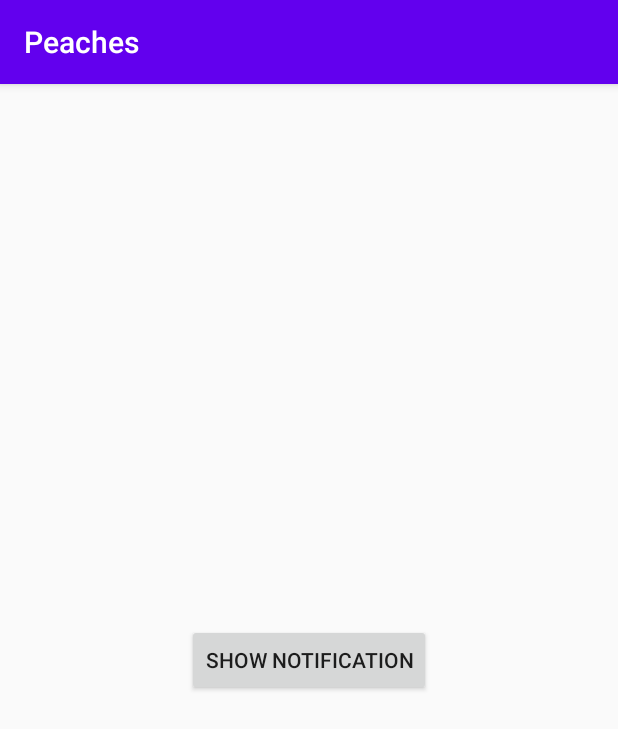
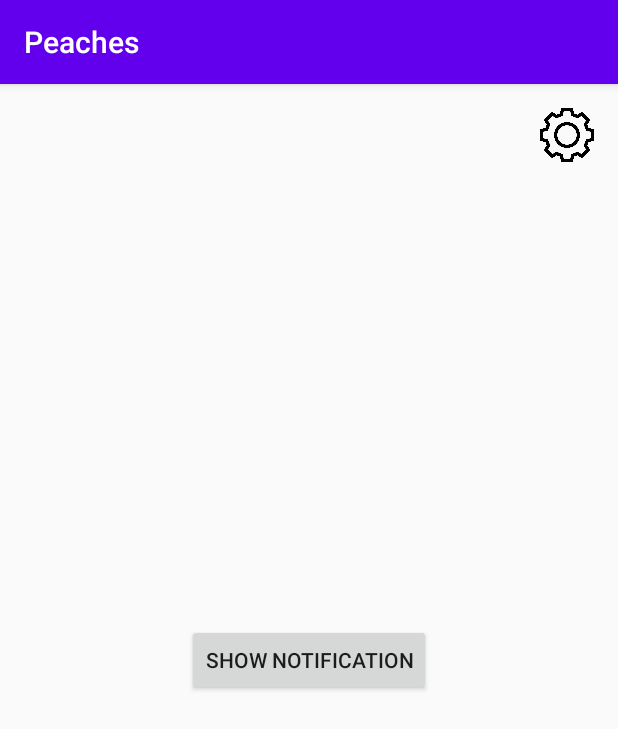
Before and after one commit to georgewang968/Peaches, an Android app: the screen it shows after launch (MainActivity), on a phone screen of 412 x 824 dp. Shown: the top 729 px of the screen. Run offline under Robolectric (Android 15) with nearby library versions, the phone set to English and light mode, and no system bars.

Commit message:
created new settings button in the top right corner that takes the user to a (currently empty) settings activity

```diff
--- a/app/src/main/AndroidManifest.xml
+++ b/app/src/main/AndroidManifest.xml
@@ -9,6 +9,7 @@
         android:roundIcon="@mipmap/ic_launcher_round"
         android:supportsRtl="true"
         android:theme="@style/AppTheme">
+        <activity android:name=".Settings"></activity>
         <activity android:name=".MainActivity">
             <intent-filter>
                 <action android:name="android.intent.action.MAIN" />
--- a/app/src/main/java/com/example/peaches/MainActivity.java
+++ b/app/src/main/java/com/example/peaches/MainActivity.java
@@ -6,13 +6,17 @@ import androidx.core.app.NotificationManagerCompat;
 
 import android.app.NotificationChannel;
 import android.app.NotificationManager;
+import android.content.Intent;
 import android.os.Build;
 import android.os.Bundle;
 import android.view.View;
+import android.widget.ImageButton;
 
 import static androidx.core.app.NotificationCompat.PRIORITY_HIGH;
 
 public class MainActivity extends AppCompatActivity {
+
+    private ImageButton image_button_settings;
 
     public static final String CHANNEL_ID = "peaches_1";
     public static final String CHANNEL_NAME = "Peaches";
@@ -25,6 +29,13 @@ public class MainActivity extends AppCompatActivity {
         super.onCreate(savedInstanceState);
         setContentView(R.layout.activity_main);
 
+        image_button_settings = (ImageButton) findViewById(R.id.image_button_settings);
+        image_button_settings.setOnClickListener(new View.OnClickListener() {
+            @Override
+            public void onClick(View v) {
+                openSettings();
+            }
+        });
 
         if(Build.VERSION.SDK_INT >= Build.VERSION_CODES.O){
 
@@ -58,4 +69,9 @@ public class MainActivity extends AppCompatActivity {
         mNotificationMgr.notify(1, mBuilder.build());
 
     }
+
+    public void openSettings() {
+        Intent intent = new Intent(this, Settings.class);
+        startActivity(intent);
+    }
 }
--- a/app/src/main/res/layout/activity_main.xml
+++ b/app/src/main/res/layout/activity_main.xml
@@ -17,5 +17,16 @@
         app:layout_constraintStart_toStartOf="parent"
         app:layout_constraintTop_toTopOf="parent" />
 
+    <ImageButton
+        android:id="@+id/image_button_settings"
+        android:layout_width="36dp"
+        android:layout_height="36dp"
+        android:layout_marginTop="16dp"
+        android:layout_marginEnd="16dp"
+        android:layout_marginRight="16dp"
+        android:background="@drawable/ic_gear"
+        app:layout_constraintEnd_toEndOf="parent"
+        app:layout_constraintTop_toTopOf="parent" />
+
 
 </androidx.constraintlayout.widget.ConstraintLayout>
```
Also changed, not shown: app/src/main/java/com/example/peaches/Settings.java (added, +14 -0 lines), app/src/main/res/layout/activity_settings.xml (added, +9 -0 lines), app/src/main/res/drawable/ic_gear.png (added).
